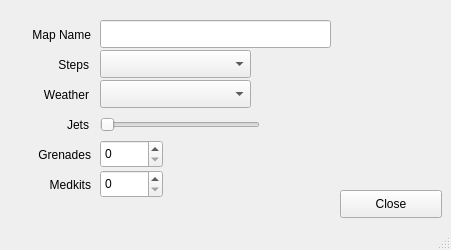
Above: ui/map_properties.ui from jrgp/soldat-pymapper before the change. Below: the same form after it.
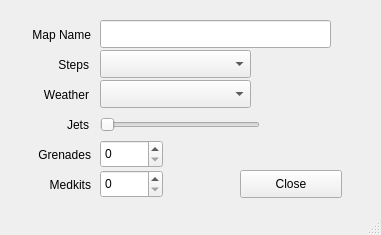
That is the form after the change.

Commit message: Tweaks to the map properties window

```diff
--- a/ui/map_properties.ui
+++ b/ui/map_properties.ui
@@ -9,8 +9,8 @@
    <rect>
     <x>0</x>
     <y>0</y>
-    <width>451</width>
-    <height>250</height>
+    <width>381</width>
+    <height>235</height>
    </rect>
   </property>
   <property name="sizePolicy">
@@ -107,19 +107,6 @@
      </rect>
     </property>
    </widget>
-   <widget class="QPushButton" name="saveButton">
-    <property name="geometry">
-     <rect>
-      <x>340</x>
-      <y>190</y>
-      <width>102</width>
-      <height>28</height>
-     </rect>
-    </property>
-    <property name="text">
-     <string>Close</string>
-    </property>
-   </widget>
    <widget class="QLabel" name="label_4">
     <property name="geometry">
      <rect>
@@ -204,6 +191,19 @@
      <set>Qt::AlignRight|Qt::AlignTrailing|Qt::AlignVCenter</set>
     </property>
    </widget>
+   <widget class="QPushButton" name="saveButton">
+    <property name="geometry">
+     <rect>
+      <x>240</x>
+      <y>170</y>
+      <width>102</width>
+      <height>28</height>
+     </rect>
+    </property>
+    <property name="text">
+     <string>Close</string>
+    </property>
+   </widget>
   </widget>
   <widget class="QStatusBar" name="statusbar"/>
  </widget>
```
